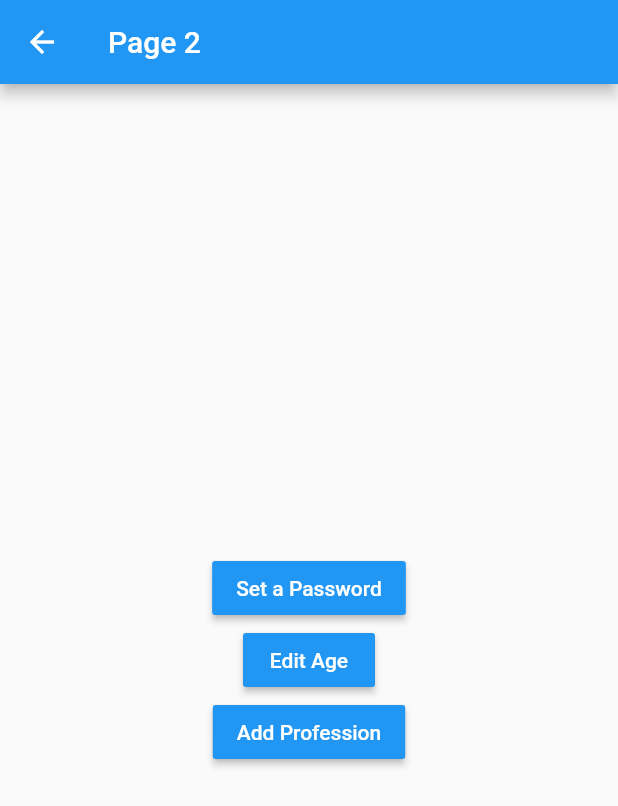
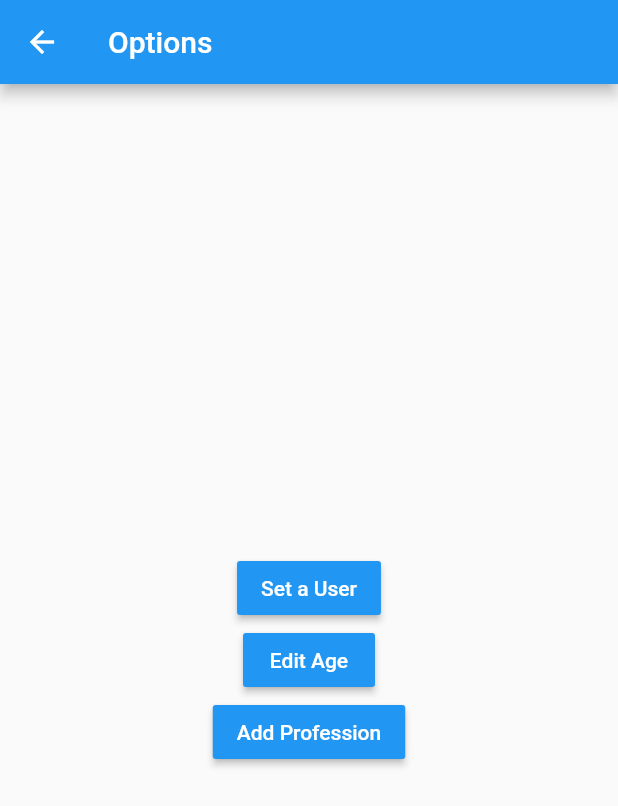
Before and after one commit to casa98/flutter-state-management, a Flutter app: the screen it shows after launch, after a tap on the "add" icon, on a phone screen of 412 x 824 dp. Shown: the top 806 px of the screen. Run offline on Flutter 3.47's test engine with Material 2 defaults, Android fonts, the phone set to English and light mode, and no system bars; our stand-ins replace get.

```diff
--- /dev/null
+++ b/lib/controllers/user_controller.dart
@@ -0,0 +1,26 @@
+import 'package:get/get.dart';
+import 'package:states/models/user.dart';
+
+class UserController extends GetxController {
+  // My Observables
+  var userExists = false.obs;
+  var user = User().obs;
+
+  get professionsCount => user.value.professions!.length;
+
+  void loadUser(User? user) {
+    this.userExists.value = true;
+    this.user.value = user!;
+  }
+
+  void changeAge(int newAge) {
+    this.user.update((currentUser) => currentUser!.age = newAge);
+  }
+
+  void addProfession() {
+    this.user.update((currentUser) => currentUser!.professions = [
+          ...currentUser.professions!,
+          'Profession ${professionsCount + 1}'
+        ]);
+  }
+}
--- a/lib/main.dart
+++ b/lib/main.dart
@@ -1,20 +1,25 @@
 import 'package:flutter/material.dart';
+import 'package:get/get.dart';
 import 'package:states/pages/page1.dart';
 import 'package:states/pages/page2.dart';
+
+import 'controllers/user_controller.dart';
 
 void main() => runApp(MyApp());
 
 class MyApp extends StatelessWidget {
   @override
   Widget build(BuildContext context) {
-    return MaterialApp(
+    // Dependency Injection, like settings MultiProvider at the top Widget
+    final userCtrl = Get.put(UserController());
+    return GetMaterialApp(
       debugShowCheckedModeBanner: false,
       title: 'Material App',
       initialRoute: 'page1',
-      routes: {
-        'page1': (_) => Page1(),
-        'page2': (_) => Page2(),
-      },
+      getPages: [
+        GetPage(name: '/page1', page: () => Page1()),
+        GetPage(name: '/page2', page: () => Page2()),
+      ],
     );
   }
 }
--- a/lib/models/user.dart
+++ b/lib/models/user.dart
@@ -2,5 +2,5 @@ class User {
   String? name;
   int? age;
   List<String>? professions;
-  User(this.name, this.age, this.professions);
+  User({this.name, this.age, this.professions});
 }
--- a/lib/pages/page1.dart
+++ b/lib/pages/page1.dart
@@ -1,17 +1,27 @@
-import 'dart:io';
-
 import 'package:flutter/material.dart';
+import 'package:get/get.dart';
+import 'package:states/controllers/user_controller.dart';
+import 'package:states/models/user.dart';
 
 class Page1 extends StatelessWidget {
   @override
   Widget build(BuildContext context) {
+    final userCtrl = Get.find<UserController>();
+
     return Scaffold(
       appBar: AppBar(
         title: Text('Page 1'),
       ),
-      body: UserInfo(),
+      body: Obx(
+        () => userCtrl.userExists.isTrue
+            ? UserInfo(user: userCtrl.user.value)
+            : Center(child: Text('No User')),
+      ),
       floatingActionButton: FloatingActionButton(
-        onPressed: () => Navigator.pushNamed(context, 'page2'),
+        onPressed: () => Get.toNamed(
+          '/page2',
+          arguments: {'title': 'Options'},
+        ),
         child: Icon(Icons.add),
       ),
     );
@@ -19,9 +29,9 @@ class Page1 extends StatelessWidget {
 }
 
 class UserInfo extends StatelessWidget {
-  const UserInfo({
-    Key? key,
-  }) : super(key: key);
+  final User user;
+
+  const UserInfo({required this.user});
 
   @override
   Widget build(BuildContext context) {
@@ -35,22 +45,18 @@ class UserInfo extends StatelessWidget {
           Text('General'),
           Divider(),
           ListTile(
-            title: Text('Name: '),
+            title: Text('Name: ${user.name}'),
           ),
           ListTile(
-            title: Text('Age: '),
+            title: Text('Age: ${user.age}'),
           ),
           Divider(),
           Text('Professions'),
-          ListTile(
-            title: Text('Profession 1: '),
-          ),
-          ListTile(
-            title: Text('Profession 2: '),
-          ),
-          ListTile(
-            title: Text('Profession 3: '),
-          ),
+          ...user.professions!
+              .map((profession) => ListTile(
+                    title: Text(profession),
+                  ))
+              .toList(),
         ],
       ),
     );
--- a/lib/pages/page2.dart
+++ b/lib/pages/page2.dart
@@ -1,26 +1,41 @@
 import 'package:flutter/material.dart';
+import 'package:get/get.dart';
+import 'package:states/controllers/user_controller.dart';
+import 'package:states/models/user.dart';
 
 class Page2 extends StatelessWidget {
   @override
   Widget build(BuildContext context) {
+    // Get arguments from previous screen
+    final _title = Get.arguments['title'];
+
+    final userCtrl = Get.find<UserController>();
+
     return Scaffold(
       appBar: AppBar(
-        title: Text('Page 2'),
+        title: Text(_title),
       ),
       body: Center(
         child: Column(
           mainAxisAlignment: MainAxisAlignment.center,
           children: [
             MaterialButton(
-              onPressed: () {},
+              onPressed: () {
+                final user = User(
+                  name: 'Andrés',
+                  age: 23,
+                  professions: ['Mobile Developer'],
+                );
+                userCtrl.loadUser(user);
+              },
               color: Colors.blue,
               child: Text(
-                'Set a Password',
+                'Set a User',
                 style: TextStyle(color: Colors.white),
               ),
             ),
             MaterialButton(
-              onPressed: () {},
+              onPressed: () => userCtrl.changeAge(32),
               color: Colors.blue,
               child: Text(
                 'Edit Age',
@@ -28,7 +43,7 @@ class Page2 extends StatelessWidget {
               ),
             ),
             MaterialButton(
-              onPressed: () {},
+              onPressed: () => userCtrl.addProfession(),
               color: Colors.blue,
               child: Text(
                 'Add Profession',
--- a/pubspec.yaml
+++ b/pubspec.yaml
@@ -24,6 +24,7 @@ dependencies:
   flutter:
     sdk: flutter
 
+  get: 4.3.8
 
   # The following adds the Cupertino Icons font to your application.
   # Use with the CupertinoIcons class for iOS style icons.
```
Also changed, not shown: pubspec.lock.
